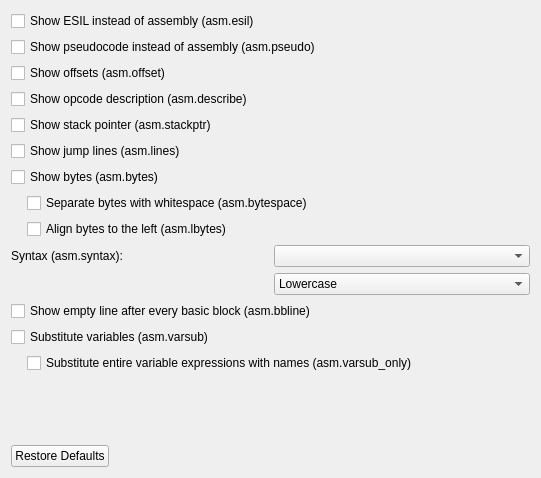
First picture: the form in src/dialogs/preferences/AsmOptionsWidget.ui, repository rizinorg/cutter, before the edit.
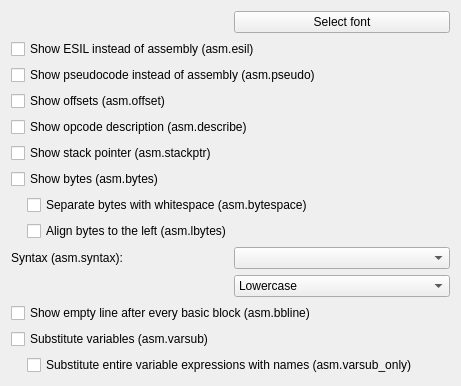
Second picture: the form after the edit.

Commit message: Add PreferencesDialog and embed AsmOptions

Patch:
```diff
--- a/src/dialogs/preferences/AsmOptionsWidget.ui
+++ b/src/dialogs/preferences/AsmOptionsWidget.ui
@@ -6,14 +6,35 @@
    <rect>
     <x>0</x>
     <y>0</y>
-    <width>541</width>
-    <height>478</height>
+    <width>461</width>
+    <height>463</height>
    </rect>
   </property>
   <property name="windowTitle">
    <string>Disassembly</string>
   </property>
   <layout class="QVBoxLayout" name="verticalLayout">
+   <property name="sizeConstraint">
+    <enum>QLayout::SetMinAndMaxSize</enum>
+   </property>
+   <item>
+    <layout class="QHBoxLayout" name="fontSelectionLayout">
+     <item>
+      <widget class="QLabel" name="fontSelectionLabel">
+       <property name="text">
+        <string notr="true"/>
+       </property>
+      </widget>
+     </item>
+     <item>
+      <widget class="QPushButton" name="fontSelectionButton">
+       <property name="text">
+        <string>Select font</string>
+       </property>
+      </widget>
+     </item>
+    </layout>
+   </item>
    <item>
     <widget class="QCheckBox" name="esilCheckBox">
      <property name="text">
@@ -49,13 +70,6 @@
      </property>
     </widget>
    </item>
-   <item>
-    <widget class="QCheckBox" name="linesCheckBox">
-     <property name="text">
-      <string>Show jump lines (asm.lines)</string>
-     </property>
-    </widget>
-   </item>
    <item>
     <widget class="QCheckBox" name="bytesCheckBox">
      <property name="text">
@@ -145,29 +159,6 @@
      </item>
     </layout>
    </item>
-   <item>
-    <spacer name="verticalSpacer">
-     <property name="orientation">
-      <enum>Qt::Vertical</enum>
-     </property>
-     <property name="sizeHint" stdset="0">
-      <size>
-       <width>20</width>
-       <height>40</height>
-      </size>
-     </property>
-    </spacer>
-   </item>
-   <item>
-    <widget class="QDialogButtonBox" name="buttonBox">
-     <property name="orientation">
-      <enum>Qt::Horizontal</enum>
-     </property>
-     <property name="standardButtons">
-      <set>QDialogButtonBox::RestoreDefaults</set>
-     </property>
-    </widget>
-   </item>
   </layout>
   <action name="actionSaveAsDefault">
    <property name="text">
```
Left out of the diff: 2 changed lines with no effect on the pictures. The commit also changes 11 other files.
